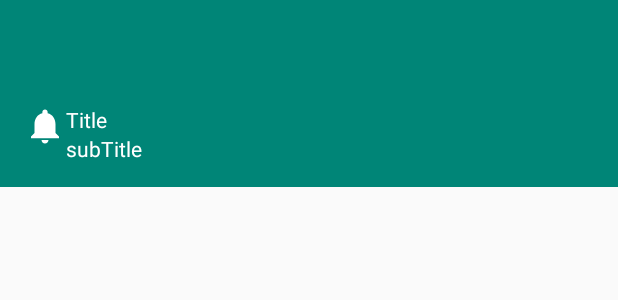
After one commit to o0o0oo00/Warning, an Android app: the layout layout_warn.xml on its own in the app's theme, with its tools: preview values and no code run, on a phone screen of 412 x 824 dp. The commit adds this screen. Shown: the top 300 px of the screen. Run offline under Robolectric (Android 15) with nearby library versions, the phone set to English and light mode, and no system bars.

Commit message:
add Warn and Warning | need to configuration

```diff
--- a/app/src/main/java/com/zcy/warning/MainActivity.kt
+++ b/app/src/main/java/com/zcy/warning/MainActivity.kt
@@ -2,6 +2,7 @@ package com.zcy.warning
 
 import androidx.appcompat.app.AppCompatActivity
 import android.os.Bundle
+import android.view.View
 
 class MainActivity : AppCompatActivity() {
 
@@ -9,4 +10,8 @@ class MainActivity : AppCompatActivity() {
         super.onCreate(savedInstanceState)
         setContentView(R.layout.activity_main)
     }
+
+    fun show(view: View) {
+        Warning.create(this).show()
+    }
 }
--- a/warning/build.gradle
+++ b/warning/build.gradle
@@ -34,6 +34,7 @@ dependencies {
     androidTestImplementation 'com.android.support.test:runner:1.0.2'
     androidTestImplementation 'com.android.support.test.espresso:espresso-core:3.0.2'
     implementation "org.jetbrains.kotlin:kotlin-stdlib-jdk7:$kotlin_version"
+    implementation 'com.android.support.constraint:constraint-layout:2.0.0'
 }
 repositories {
     mavenCentral()
--- /dev/null
+++ b/warning/src/main/res/drawable/alerter_ic_notifications.xml
@@ -0,0 +1,9 @@
+<vector xmlns:android="http://schemas.android.com/apk/res/android"
+        android:width="24dp"
+        android:height="24dp"
+        android:viewportWidth="24.0"
+        android:viewportHeight="24.0">
+    <path
+        android:fillColor="#FFFFFFFF"
+        android:pathData="M12,22c1.1,0 2,-0.9 2,-2h-4c0,1.1 0.89,2 2,2zM18,16v-5c0,-3.07 -1.64,-5.64 -4.5,-6.32L13.5,4c0,-0.83 -0.67,-1.5 -1.5,-1.5s-1.5,0.67 -1.5,1.5v0.68C7.63,5.36 6,7.92 6,11v5l-2,2v1h16v-1l-2,-2z"/>
+</vector>
--- /dev/null
+++ b/warning/src/main/res/layout/layout_warn.xml
@@ -0,0 +1,51 @@
+<?xml version="1.0" encoding="utf-8"?>
+<FrameLayout xmlns:android="http://schemas.android.com/apk/res/android"
+    xmlns:app="http://schemas.android.com/apk/res-auto"
+    xmlns:tools="http://schemas.android.com/tools"
+    android:id="@+id/warn_root"
+    android:layout_width="match_parent"
+    android:layout_height="wrap_content"
+    android:background="@android:color/transparent"
+    android:clickable="false">
+
+    <androidx.constraintlayout.widget.ConstraintLayout
+        android:id="@+id/warn_body"
+        android:layout_width="match_parent"
+        android:layout_height="wrap_content"
+        android:background="@color/colorPrimary"
+        android:foreground="?attr/selectableItemBackground"
+        android:paddingStart="@dimen/warning_padding_default"
+        android:paddingTop="@dimen/warning_text_padding_top"
+        android:paddingEnd="@dimen/warning_padding_default"
+        android:paddingBottom="@dimen/warning_padding_default">
+
+        <androidx.appcompat.widget.AppCompatImageView
+            android:id="@+id/icon"
+            android:layout_width="@dimen/warning_icon_size"
+            android:layout_height="@dimen/warning_icon_size"
+            app:layout_constraintStart_toStartOf="parent"
+            app:layout_constraintTop_toTopOf="parent"
+            app:srcCompat="@drawable/alerter_ic_notifications" />
+
+        <androidx.appcompat.widget.AppCompatTextView
+            android:id="@+id/text"
+            android:layout_width="0dp"
+            android:layout_height="wrap_content"
+            android:textColor="@color/colorWhite"
+            app:layout_constraintEnd_toEndOf="parent"
+            app:layout_constraintStart_toEndOf="@+id/icon"
+            app:layout_constraintTop_toTopOf="@+id/icon"
+            tools:text="Title" />
+
+        <androidx.appcompat.widget.AppCompatTextView
+            android:id="@+id/subText"
+            android:layout_width="0dp"
+            android:layout_height="wrap_content"
+            android:textColor="@color/colorWhite"
+            app:layout_constraintEnd_toEndOf="parent"
+            app:layout_constraintStart_toEndOf="@+id/icon"
+            app:layout_constraintTop_toBottomOf="@+id/text"
+            tools:text="subTitle" />
+
+    </androidx.constraintlayout.widget.ConstraintLayout>
+</FrameLayout>
--- /dev/null
+++ b/warning/src/main/res/values/color.xml
@@ -0,0 +1,7 @@
+<?xml version="1.0" encoding="utf-8"?>
+<resources>
+    <color name="colorPrimary">#008577</color>
+    <color name="colorPrimaryDark">#00574B</color>
+    <color name="colorAccent">#D81B60</color>
+    <color name="colorWhite">#FFFFFF</color>
+</resources>
```
Also changed, not shown: app/build.gradle (+5 -4 lines), app/src/main/res/layout/activity_main.xml (+4 -4 lines), warning/src/main/java/com/zcy/warning/Warn.kt (added, +126 -0 lines), warning/src/main/java/com/zcy/warning/Warning.kt (+21 -2 lines), warning/src/main/res/anim/warning_slide_in_from_top.xml (added, +9 -0 lines), warning/src/main/res/anim/warning_slide_out_to_top.xml (added, +10 -0 lines), warning/src/main/res/values/dimens.xml (added, +33 -0 lines).
